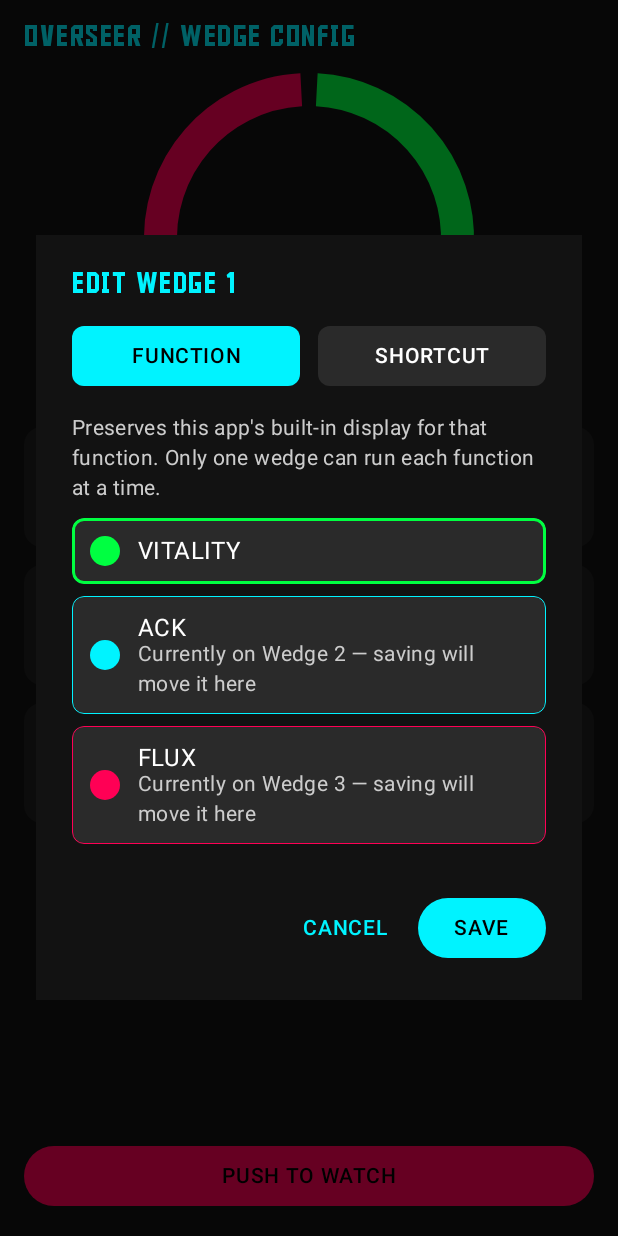
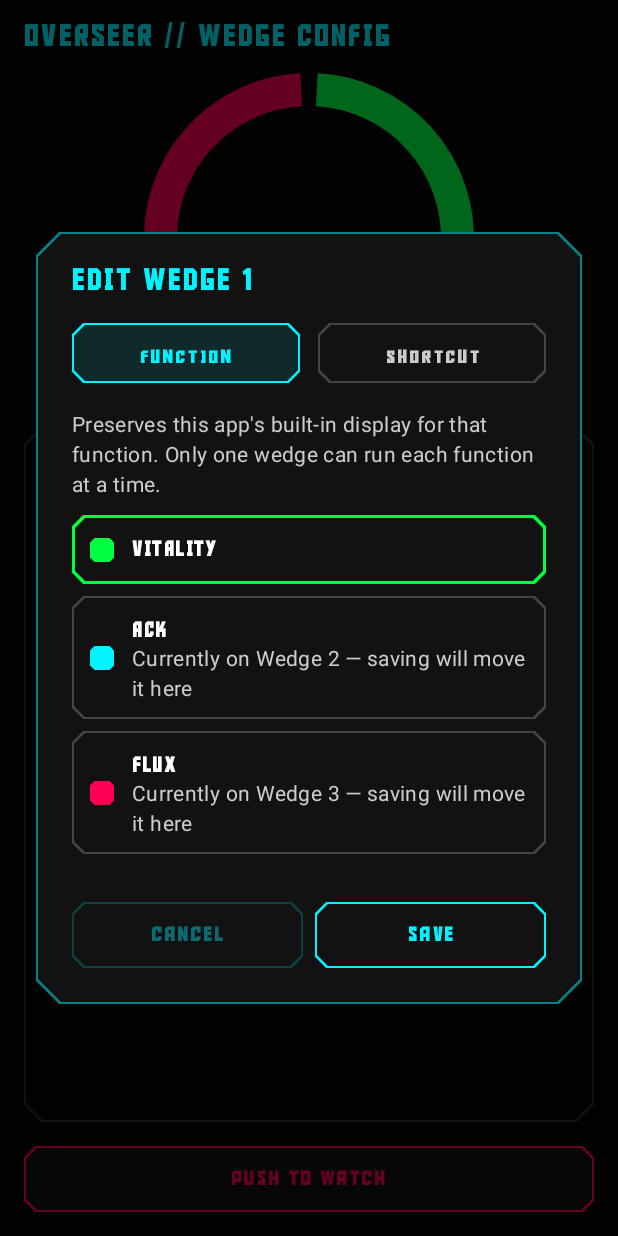
Before and after one commit to ASPDesignLabs/OVERSEER, an Android app built with Jetpack Compose: the screen it shows after launch (MainActivity), after a tap on "WEDGE 1", on a phone screen of 412 x 824 dp. Run offline under Robolectric (Android 15) with nearby library versions, the phone set to English and light mode, and no system bars.

Commit message:
Restyle mobile companion to match ACK's cut-corner neon design system
The overseermobile module used plain Material3 widgets (rounded cards,
filled buttons, default typography) while ACK and OVERSEER's own watch
module already share a cut-corner, bordered-panel, monospace/uppercase
cyberpunk look. Brings the phone app's screens in line with that shared
family identity: void-black/graphite background pairing, a reusable
CyberPanelButton/CyberSectionLabel/cyberTextFieldColors set of
primitives, and cut-corner bordered panels in place of Material cards,
buttons, and dialogs across ConfigurationScreen, WedgeCard,
WedgeEditorDialog, AppPickerDialog, and ColorSwatchPicker.

Also fixes a layout bug found while restyling AppPickerDialog: the app
list used fillMaxSize() inside a non-weighted Column, which could push
the CANCEL control off-screen; changed to weight(1f).

Co-Authored-By: Claude Sonnet 5 <noreply@anthropic.com>
Claude-Session: https://claude.ai/code/session_01WJu16w2aSkdN3y1tSoEgDw

```diff
--- a/app/overseermobile/src/main/java/com/snakesan/overseermobile/ui/ConfigurationScreen.kt
+++ b/app/overseermobile/src/main/java/com/snakesan/overseermobile/ui/ConfigurationScreen.kt
@@ -1,5 +1,6 @@
 package com.snakesan.overseermobile.ui
 
+import androidx.compose.foundation.border
 import androidx.compose.foundation.layout.Arrangement
 import androidx.compose.foundation.layout.Box
 import androidx.compose.foundation.layout.Column
@@ -10,9 +11,8 @@ import androidx.compose.foundation.layout.height
 import androidx.compose.foundation.layout.padding
 import androidx.compose.foundation.lazy.LazyColumn
 import androidx.compose.foundation.lazy.items
+import androidx.compose.foundation.shape.CutCornerShape
 import androidx.compose.material3.AlertDialog
-import androidx.compose.material3.Button
-import androidx.compose.material3.ButtonDefaults
 import androidx.compose.material3.MaterialTheme
 import androidx.compose.material3.Scaffold
 import androidx.compose.material3.SnackbarHost
@@ -28,11 +28,15 @@ import androidx.compose.runtime.remember
 import androidx.compose.runtime.setValue
 import androidx.compose.ui.Alignment
 import androidx.compose.ui.Modifier
+import androidx.compose.ui.text.font.FontWeight
 import androidx.compose.ui.unit.dp
+import androidx.compose.ui.unit.sp
 import androidx.lifecycle.viewmodel.compose.viewModel
 import com.snakesan.overseermobile.data.WedgeSlot
 import com.snakesan.overseermobile.ui.components.WedgeCard
 import com.snakesan.overseermobile.ui.components.WedgeRingPreview
+import com.snakesan.overseermobile.ui.theme.CyberPanelButton
+import com.snakesan.overseermobile.ui.theme.NeonPink
 import java.text.DateFormat
 import java.util.Date
 
@@ -71,6 +75,8 @@ fun ConfigurationScreen(viewModel: ConfigViewModel = viewModel()) {
             Text(
                 text = "OVERSEER // WEDGE CONFIG",
                 style = MaterialTheme.typography.headlineSmall,
+                fontWeight = FontWeight.Bold,
+                letterSpacing = 2.sp,
                 color = MaterialTheme.colorScheme.primary
             )
 
@@ -83,7 +89,11 @@ fun ConfigurationScreen(viewModel: ConfigViewModel = viewModel()) {
             Spacer(modifier = Modifier.height(16.dp))
 
             LazyColumn(
-                modifier = Modifier.weight(1f),
+                modifier = Modifier
+                    .weight(1f)
+                    .fillMaxWidth()
+                    .border(1.dp, MaterialTheme.colorScheme.surfaceVariant, CutCornerShape(12.dp))
+                    .padding(12.dp),
                 verticalArrangement = Arrangement.spacedBy(12.dp)
             ) {
                 items(uiState.config.wedges.sortedBy { it.position }, key = { it.position }) { slot ->
@@ -95,23 +105,20 @@ fun ConfigurationScreen(viewModel: ConfigViewModel = viewModel()) {
 
             uiState.lastSyncedMillis?.let { millis ->
                 Text(
-                    text = "Last synced: ${DateFormat.getDateTimeInstance().format(Date(millis))}",
+                    text = "LAST SYNCED: ${DateFormat.getDateTimeInstance().format(Date(millis))}",
                     style = MaterialTheme.typography.bodyMedium,
                     color = MaterialTheme.colorScheme.onSurfaceVariant,
                     modifier = Modifier.padding(bottom = 8.dp)
                 )
             }
 
-            Button(
-                onClick = { showPushConfirm = true },
-                enabled = uiState.syncStatus !is SyncStatus.InFlight,
+            CyberPanelButton(
+                text = if (uiState.syncStatus is SyncStatus.InFlight) "SYNCING…" else "PUSH TO WATCH",
                 modifier = Modifier.fillMaxWidth(),
-                colors = ButtonDefaults.buttonColors(containerColor = MaterialTheme.colorScheme.secondary)
+                isActive = uiState.syncStatus !is SyncStatus.InFlight,
+                mainColor = NeonPink
             ) {
-                Text(
-                    text = if (uiState.syncStatus is SyncStatus.InFlight) "SYNCING…" else "PUSH TO WATCH",
-                    color = MaterialTheme.colorScheme.onSecondary
-                )
+                if (uiState.syncStatus !is SyncStatus.InFlight) showPushConfirm = true
             }
         }
     }
--- a/app/overseermobile/src/main/java/com/snakesan/overseermobile/ui/WedgeEditorDialog.kt
+++ b/app/overseermobile/src/main/java/com/snakesan/overseermobile/ui/WedgeEditorDialog.kt
@@ -3,6 +3,7 @@ package com.snakesan.overseermobile.ui
 import androidx.compose.foundation.background
 import androidx.compose.foundation.border
 import androidx.compose.foundation.clickable
+import androidx.compose.foundation.interaction.MutableInteractionSource
 import androidx.compose.foundation.layout.Arrangement
 import androidx.compose.foundation.layout.Column
 import androidx.compose.foundation.layout.Row
@@ -12,13 +13,9 @@ import androidx.compose.foundation.layout.height
 import androidx.compose.foundation.layout.padding
 import androidx.compose.foundation.layout.size
 import androidx.compose.foundation.layout.width
-import androidx.compose.foundation.shape.CircleShape
-import androidx.compose.foundation.shape.RoundedCornerShape
+import androidx.compose.foundation.shape.CutCornerShape
 import androidx.compose.material3.AlertDialog
-import androidx.compose.material3.Button
-import androidx.compose.material3.ButtonDefaults
 import androidx.compose.material3.MaterialTheme
-import androidx.compose.material3.OutlinedButton
 import androidx.compose.material3.OutlinedTextField
 import androidx.compose.material3.Text
 import androidx.compose.material3.TextButton
@@ -29,8 +26,11 @@ import androidx.compose.runtime.remember
 import androidx.compose.runtime.setValue
 import androidx.compose.ui.Alignment
 import androidx.compose.ui.Modifier
-import androidx.compose.ui.draw.clip
+import androidx.compose.ui.hapticfeedback.HapticFeedbackType
+import androidx.compose.ui.platform.LocalHapticFeedback
+import androidx.compose.ui.text.font.FontWeight
 import androidx.compose.ui.unit.dp
+import androidx.compose.ui.unit.sp
 import androidx.compose.ui.window.Dialog
 import androidx.compose.ui.window.DialogProperties
 import com.snakesan.overseermobile.data.LaunchableApp
@@ -41,11 +41,18 @@ import com.snakesan.overseermobile.data.WedgeSlot
 import com.snakesan.overseermobile.ui.components.AppPickerDialog
 import com.snakesan.overseermobile.ui.components.ColorSwatchPicker
 import com.snakesan.overseermobile.ui.components.representativeColor
+import com.snakesan.overseermobile.ui.theme.CyberFieldShape
+import com.snakesan.overseermobile.ui.theme.CyberFont
+import com.snakesan.overseermobile.ui.theme.CyberPanelButton
 import com.snakesan.overseermobile.ui.theme.DefaultShortcutColor
+import com.snakesan.overseermobile.ui.theme.Graphite
+import com.snakesan.overseermobile.ui.theme.NeonCyan
+import com.snakesan.overseermobile.ui.theme.cyberTextFieldColors
 
 private enum class EditorMode { FUNCTION, SHORTCUT }
 
 private val WedgePositionNames = listOf("Wedge 1", "Wedge 2", "Wedge 3")
+private val DialogPanelShape = CutCornerShape(16.dp)
 
 /**
  * Edits a single wedge. Nothing takes effect until Save is pressed —
@@ -96,11 +103,15 @@ fun WedgeEditorDialog(
             modifier = Modifier
                 .fillMaxWidth()
                 .padding(24.dp)
-                .background(MaterialTheme.colorScheme.background)
+                .background(Graphite, DialogPanelShape)
+                .border(1.dp, NeonCyan.copy(alpha = 0.5f), DialogPanelShape)
                 .padding(24.dp)
         ) {
             Text(
                 text = "EDIT ${WedgePositionNames.getOrElse(slot.position) { "WEDGE" }.uppercase()}",
+                fontFamily = CyberFont,
+                fontWeight = FontWeight.Bold,
+                letterSpacing = 2.sp,
                 style = MaterialTheme.typography.headlineSmall,
                 color = MaterialTheme.colorScheme.primary
             )
@@ -137,12 +148,12 @@ fun WedgeEditorDialog(
                 )
                 Spacer(modifier = Modifier.height(12.dp))
 
-                OutlinedButton(
-                    onClick = { showAppPicker = true },
-                    modifier = Modifier.fillMaxWidth()
-                ) {
-                    Text(shortcutPackage?.let { "APP: $shortcutLabel" } ?: "CHOOSE APP")
-                }
+                CyberPanelButton(
+                    text = shortcutPackage?.let { "APP: $shortcutLabel" } ?: "CHOOSE APP",
+                    modifier = Modifier.fillMaxWidth(),
+                    mainColor = shortcutColor,
+                    onClick = { showAppPicker = true }
+                )
 
                 Spacer(modifier = Modifier.height(16.dp))
 
@@ -151,6 +162,8 @@ fun WedgeEditorDialog(
                     onValueChange = { shortcutLabel = it },
                     label = { Text("Label shown on the watch") },
                     singleLine = true,
+                    shape = CyberFieldShape,
+                    colors = cyberTextFieldColors(shortcutColor),
                     modifier = Modifier.fillMaxWidth()
                 )
 
@@ -166,15 +179,22 @@ fun WedgeEditorDialog(
 
             Row(
                 modifier = Modifier.fillMaxWidth(),
-                horizontalArrangement = Arrangement.End
+                horizontalArrangement = Arrangement.spacedBy(8.dp)
             ) {
-                TextButton(onClick = onDismiss) { Text("CANCEL") }
-                Spacer(modifier = Modifier.width(8.dp))
-                Button(
-                    onClick = ::attemptSave,
-                    enabled = canSave,
-                    colors = ButtonDefaults.buttonColors(containerColor = MaterialTheme.colorScheme.primary)
-                ) { Text("SAVE", color = MaterialTheme.colorScheme.onPrimary) }
+                CyberPanelButton(
+                    text = "CANCEL",
+                    modifier = Modifier.weight(1f),
+                    isActive = false,
+                    mainColor = NeonCyan,
+                    onClick = onDismiss
+                )
+                CyberPanelButton(
+                    text = "SAVE",
+                    modifier = Modifier.weight(1f),
+                    isActive = canSave,
+                    mainColor = NeonCyan,
+                    onClick = { if (canSave) attemptSave() }
+                )
             }
         }
     }
@@ -217,18 +237,27 @@ fun WedgeEditorDialog(
 
 @Composable
 private fun ModeToggle(mode: EditorMode, onModeChange: (EditorMode) -> Unit) {
+    val haptic = LocalHapticFeedback.current
     Row(modifier = Modifier.fillMaxWidth(), horizontalArrangement = Arrangement.spacedBy(12.dp)) {
         listOf(EditorMode.FUNCTION to "FUNCTION", EditorMode.SHORTCUT to "SHORTCUT").forEach { (value, label) ->
             val isSelected = value == mode
+            val interactionSource = remember { MutableInteractionSource() }
             Text(
                 text = label,
-                style = MaterialTheme.typography.labelLarge,
-                color = if (isSelected) MaterialTheme.colorScheme.onPrimary else MaterialTheme.colorScheme.onSurface,
+                fontFamily = CyberFont,
+                fontWeight = FontWeight.Bold,
+                letterSpacing = 2.sp,
+                fontSize = 12.sp,
+                color = if (isSelected) NeonCyan else MaterialTheme.colorScheme.onSurfaceVariant,
                 modifier = Modifier
                     .weight(1f)
-                    .clip(RoundedCornerShape(8.dp))
-                    .background(if (isSelected) MaterialTheme.colorScheme.primary else MaterialTheme.colorScheme.surfaceVariant)
-                    .clickable { onModeChange(value) }
+                    .height(40.dp)
+                    .background(if (isSelected) NeonCyan.copy(alpha = 0.1f) else Graphite, CyberFieldShape)
+                    .border(1.dp, if (isSelected) NeonCyan else androidx.compose.ui.graphics.Color.DarkGray, CyberFieldShape)
+                    .clickable(interactionSource = interactionSource, indication = null) {
+                        haptic.performHapticFeedback(HapticFeedbackType.TextHandleMove)
+                        onModeChange(value)
+                    }
                     .padding(vertical = 12.dp),
                 textAlign = androidx.compose.ui.text.style.TextAlign.Center
             )
@@ -244,31 +273,36 @@ private fun FunctionOptionRow(
     occupiedLabel: String?,
     onClick: () -> Unit
 ) {
+    val haptic = LocalHapticFeedback.current
     Row(
         modifier = Modifier
             .fillMaxWidth()
-            .clip(RoundedCornerShape(8.dp))
-            .background(MaterialTheme.colorScheme.surfaceVariant)
+            .background(Graphite, CyberFieldShape)
             .border(
-                width = if (isSelected) 2.dp else 0.dp,
-                color = function.representativeColor(),
-                shape = RoundedCornerShape(8.dp)
+                width = if (isSelected) 2.dp else 1.dp,
+                color = if (isSelected) function.representativeColor() else androidx.compose.ui.graphics.Color.DarkGray,
+                shape = CyberFieldShape
             )
-            .clickable(onClick = onClick)
+            .clickable {
+                haptic.performHapticFeedback(HapticFeedbackType.TextHandleMove)
+                onClick()
+            }
             .padding(12.dp),
         verticalAlignment = Alignment.CenterVertically
     ) {
         androidx.compose.foundation.layout.Box(
             modifier = Modifier
-                .size(20.dp)
-                .clip(CircleShape)
-                .background(function.representativeColor())
+                .size(16.dp)
+                .background(function.representativeColor(), CutCornerShape(3.dp))
         )
         Spacer(modifier = Modifier.width(12.dp))
         Column(modifier = Modifier.weight(1f)) {
             Text(
                 text = function.displayName,
-                style = MaterialTheme.typography.bodyLarge,
+                fontFamily = CyberFont,
+                fontWeight = FontWeight.Bold,
+                letterSpacing = 1.sp,
+                fontSize = 14.sp,
                 color = MaterialTheme.colorScheme.onSurface
             )
             if (occupiedElsewhere && occupiedLabel != null) {
--- a/app/overseermobile/src/main/java/com/snakesan/overseermobile/ui/components/WedgeCard.kt
+++ b/app/overseermobile/src/main/java/com/snakesan/overseermobile/ui/components/WedgeCard.kt
@@ -1,6 +1,8 @@
 package com.snakesan.overseermobile.ui.components
 
 import androidx.compose.foundation.background
+import androidx.compose.foundation.border
+import androidx.compose.foundation.clickable
 import androidx.compose.foundation.layout.Column
 import androidx.compose.foundation.layout.Row
 import androidx.compose.foundation.layout.Spacer
@@ -8,20 +10,21 @@ import androidx.compose.foundation.layout.fillMaxWidth
 import androidx.compose.foundation.layout.padding
 import androidx.compose.foundation.layout.size
 import androidx.compose.foundation.layout.width
-import androidx.compose.foundation.shape.CircleShape
-import androidx.compose.material3.Card
-import androidx.compose.material3.CardDefaults
 import androidx.compose.material3.MaterialTheme
 import androidx.compose.material3.Text
 import androidx.compose.runtime.Composable
 import androidx.compose.ui.Alignment
 import androidx.compose.ui.Modifier
-import androidx.compose.ui.draw.clip
 import androidx.compose.ui.semantics.contentDescription
 import androidx.compose.ui.semantics.semantics
+import androidx.compose.ui.text.font.FontWeight
 import androidx.compose.ui.unit.dp
+import androidx.compose.ui.unit.sp
 import com.snakesan.overseermobile.data.WedgeContent
 import com.snakesan.overseermobile.data.WedgeSlot
+import com.snakesan.overseermobile.ui.theme.CyberFieldShape
+import com.snakesan.overseermobile.ui.theme.CyberFont
+import com.snakesan.overseermobile.ui.theme.Graphite
 
 private val WedgePositionNames = listOf("WEDGE 1", "WEDGE 2", "WEDGE 3")
 
@@ -33,29 +36,30 @@ fun WedgeCard(slot: WedgeSlot, onClick: () -> Unit, modifier: Modifier = Modifie
         is WedgeContent.Function -> "BUILT-IN FUNCTION"
         is WedgeContent.Shortcut -> "APP SHORTCUT"
     }
+    val accent = slot.content.previewColor()
 
-    Card(
-        onClick = onClick,
+    Row(
         modifier = modifier
             .fillMaxWidth()
-            .semantics { contentDescription = "$positionName, $kindLabel, ${slot.content.previewLabel()}. Tap to edit." },
-        colors = CardDefaults.cardColors(containerColor = MaterialTheme.colorScheme.surface)
-    ) {
-        Row(
-            modifier = Modifier
-                .fillMaxWidth()
+            .background(Graphite, CyberFieldShape)
+            .border(1.dp, accent.copy(alpha = 0.6f), CyberFieldShape)
+            .clickable(onClick = onClick)
+            .semantics { contentDescription = "$positionName, $kindLabel, ${slot.content.previewLabel()}. Tap to edit." }
             .padding(16.dp),
         verticalAlignment = Alignment.CenterVertically
     ) {
-            ColorDot(color = slot.content.previewColor())
+        ColorMarker(color = accent)
 
         Spacer(modifier = Modifier.width(16.dp))
 
         Column(modifier = Modifier.weight(1f)) {
             Text(
                 text = positionName,
-                    style = MaterialTheme.typography.titleMedium,
-                    color = slot.content.previewColor()
+                fontFamily = CyberFont,
+                fontWeight = FontWeight.Bold,
+                letterSpacing = 1.sp,
+                fontSize = 14.sp,
+                color = accent
             )
             Text(
                 text = kindLabel,
@@ -71,19 +75,20 @@ fun WedgeCard(slot: WedgeSlot, onClick: () -> Unit, modifier: Modifier = Modifie
 
         Text(
             text = "EDIT",
-                style = MaterialTheme.typography.labelLarge,
+            fontFamily = CyberFont,
+            fontWeight = FontWeight.Bold,
+            letterSpacing = 1.sp,
+            fontSize = 11.sp,
             color = MaterialTheme.colorScheme.primary
         )
     }
 }
-}
 
 @Composable
-private fun ColorDot(color: androidx.compose.ui.graphics.Color) {
+private fun ColorMarker(color: androidx.compose.ui.graphics.Color) {
     androidx.compose.foundation.layout.Box(
         modifier = Modifier
-            .size(28.dp)
-            .clip(CircleShape)
-            .background(color)
+            .size(24.dp)
+            .background(color, CyberFieldShape)
     )
 }
--- /dev/null
+++ b/app/overseermobile/src/main/java/com/snakesan/overseermobile/ui/theme/CyberComponents.kt
@@ -0,0 +1,90 @@
+package com.snakesan.overseermobile.ui.theme
+
+import androidx.compose.foundation.BorderStroke
+import androidx.compose.foundation.border
+import androidx.compose.foundation.layout.PaddingValues
+import androidx.compose.foundation.layout.height
+import androidx.compose.foundation.shape.CutCornerShape
+import androidx.compose.material3.Button
+import androidx.compose.material3.ButtonDefaults
+import androidx.compose.material3.Text
+import androidx.compose.material3.TextFieldColors
+import androidx.compose.material3.TextFieldDefaults
+import androidx.compose.runtime.Composable
+import androidx.compose.ui.Modifier
+import androidx.compose.ui.graphics.Color
+import androidx.compose.ui.hapticfeedback.HapticFeedbackType
+import androidx.compose.ui.platform.LocalHapticFeedback
+import androidx.compose.ui.text.font.FontWeight
+import androidx.compose.ui.unit.dp
+import androidx.compose.ui.unit.sp
+
+/** The cut-corner shape every bordered panel/field in this module shares. */
+val CyberFieldShape = CutCornerShape(8.dp)
+
+/** Small, bold, letter-spaced uppercase label for a section within a dialog
+ * or panel — matches ACK's `TightSectionLabel`. */
+@Composable
+fun CyberSectionLabel(text: String, modifier: Modifier = Modifier, color: Color = NeonCyan) {
+    Text(
+        text = text.uppercase(),
+        modifier = modifier,
+        color = color,
+        fontFamily = CyberFont,
+        fontWeight = FontWeight.Bold,
+        letterSpacing = 1.5.sp,
+        fontSize = 12.sp
+    )
+}
+
+/** Text field colors matching the void/graphite/neon scheme, for every
+ * outlined text field in this module. */
+@Composable
+fun cyberTextFieldColors(accent: Color = NeonCyan): TextFieldColors = TextFieldDefaults.colors(
+    focusedContainerColor = Graphite,
+    unfocusedContainerColor = Graphite,
+    focusedIndicatorColor = accent,
+    unfocusedIndicatorColor = Color.DarkGray,
+    focusedTextColor = Color.White,
+    unfocusedTextColor = Color.White,
+    cursorColor = accent
+)
+
+/**
+ * A flat, cut-corner, bordered button matching the shared family look (ACK's
+ * `NeonButton`, the watch module's `CyberButton`): a bordered panel rather
+ * than a filled Material button, uppercase mono label, dimmed when inactive,
+ * haptic feedback on every tap.
+ */
+@Composable
+fun CyberPanelButton(
+    text: String,
+    modifier: Modifier = Modifier,
+    isActive: Boolean = true,
+    mainColor: Color = NeonCyan,
+    onClick: () -> Unit
+) {
+    val haptic = LocalHapticFeedback.current
+    val contentColor = if (isActive) mainColor else mainColor.copy(alpha = 0.4f)
+    val borderColor = if (isActive) mainColor else mainColor.copy(alpha = 0.2f)
+
+    Button(
+        onClick = {
+            haptic.performHapticFeedback(HapticFeedbackType.LongPress)
+            onClick()
+        },
+        modifier = modifier.height(44.dp),
+        shape = CutCornerShape(8.dp),
+        colors = ButtonDefaults.buttonColors(containerColor = Graphite, contentColor = contentColor),
+        border = BorderStroke(1.dp, borderColor),
+        contentPadding = PaddingValues(horizontal = 16.dp)
+    ) {
+        Text(
+            text.uppercase(),
+            fontFamily = CyberFont,
+            fontWeight = FontWeight.Bold,
+            letterSpacing = 2.sp,
+            fontSize = 13.sp
+        )
+    }
+}
--- a/app/overseermobile/src/main/java/com/snakesan/overseermobile/ui/theme/Palette.kt
+++ b/app/overseermobile/src/main/java/com/snakesan/overseermobile/ui/theme/Palette.kt
@@ -13,7 +13,12 @@ val NeonPink = Color(0xFFFF0055)
 val NeonOrange = Color(0xFFFF9100)
 val NeonBlue = Color(0xFF2962FF)
 val NeonGold = Color(0xFFFFD700)
-val NeonDark = Color(0xFF121212)
+
+// Same void-black/graphite pairing ACK uses (ui/theme/Color.kt in that repo):
+// a near-black page background with a slightly lighter panel tone on top of
+// it, rather than one flat dark gray for both.
+val VoidBlack = Color(0xFF050505)
+val Graphite = Color(0xFF121212)
 
 /** Preset swatches offered when a user picks a color for a custom shortcut. */
 val ShortcutColorPresets = listOf(
--- a/app/overseermobile/src/main/java/com/snakesan/overseermobile/ui/theme/Theme.kt
+++ b/app/overseermobile/src/main/java/com/snakesan/overseermobile/ui/theme/Theme.kt
@@ -16,9 +16,9 @@ private val OverseerColorScheme = darkColorScheme(
     onSecondary = Color.Black,
     tertiary = NeonGreen,
     onTertiary = Color.Black,
-    background = NeonDark,
+    background = VoidBlack,
     onBackground = Color.White,
-    surface = Color(0xFF1E1E1E),
+    surface = Graphite,
     onSurface = Color.White,
     surfaceVariant = Color(0xFF2A2A2A),
     onSurfaceVariant = Color.LightGray,
```
Also changed, not shown: app/overseermobile/src/main/java/com/snakesan/overseermobile/ui/components/AppPickerDialog.kt (+20 -9 lines), app/overseermobile/src/main/java/com/snakesan/overseermobile/ui/components/ColorSwatchPicker.kt (+2 -6 lines). Lines whose indentation alone changed are shown as unchanged.
